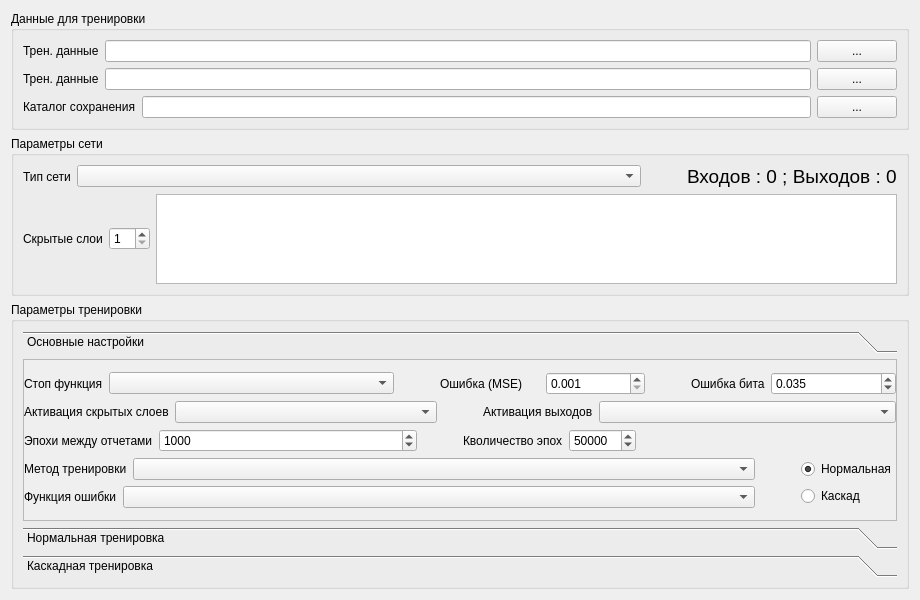
This is src/ui/netpanel.ui in slyshykO/4fann as Qt 5 draws it before an edit. The edited form follows.
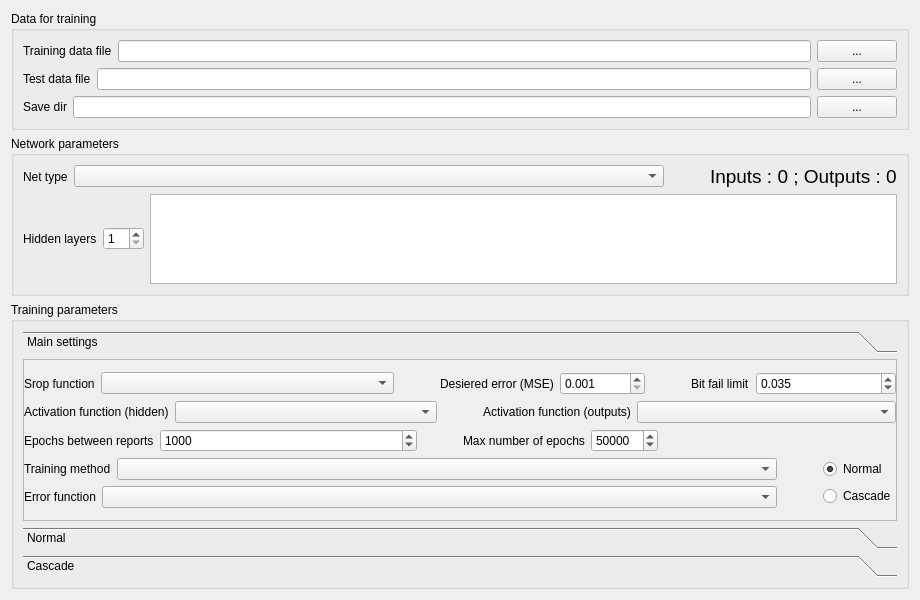
This is the edited form.

Commit message: fast ui translate

What changed in the file:
```diff
--- a/src/ui/netpanel.ui
+++ b/src/ui/netpanel.ui
@@ -25,7 +25,7 @@
      <item>
       <widget class="QGroupBox" name="groupBox">
        <property name="title">
-        <string>Данные для тренировки</string>
+        <string>Data for training</string>
        </property>
        <layout class="QHBoxLayout" name="horizontalLayout_13">
         <item>
@@ -35,7 +35,7 @@
             <item>
              <widget class="QLabel" name="label">
               <property name="text">
-               <string>Трен. данные</string>
+               <string>Training data file</string>
               </property>
              </widget>
             </item>
@@ -56,7 +56,7 @@
             <item>
              <widget class="QLabel" name="label_2">
               <property name="text">
-               <string>Трен. данные</string>
+               <string>Test data file</string>
               </property>
              </widget>
             </item>
@@ -77,7 +77,7 @@
             <item>
              <widget class="QLabel" name="label_10">
               <property name="text">
-               <string>Каталог сохранения</string>
+               <string>Save dir</string>
               </property>
              </widget>
             </item>
@@ -113,7 +113,7 @@
         </size>
        </property>
        <property name="title">
-        <string>Параметры сети</string>
+        <string>Network parameters</string>
        </property>
        <layout class="QHBoxLayout" name="horizontalLayout_15">
         <item>
@@ -123,7 +123,7 @@
             <item>
              <widget class="QLabel" name="label_11">
               <property name="text">
-               <string>Тип сети</string>
+               <string>Net type</string>
               </property>
              </widget>
             </item>
@@ -151,7 +151,7 @@
                </font>
               </property>
               <property name="text">
-               <string>Входов : 0 ; Выходов : 0</string>
+               <string>Inputs : 0 ; Outputs : 0</string>
               </property>
              </widget>
             </item>
@@ -162,7 +162,7 @@
             <item>
              <widget class="QLabel" name="label_6">
               <property name="text">
-               <string>Скрытые слои</string>
+               <string>Hidden layers</string>
               </property>
              </widget>
             </item>
@@ -217,7 +217,7 @@
      <item>
       <widget class="QGroupBox" name="groupBox_2">
        <property name="title">
-        <string>Параметры тренировки</string>
+        <string>Training parameters</string>
        </property>
        <layout class="QVBoxLayout" name="verticalLayout_8">
         <item>
@@ -235,7 +235,7 @@
             </rect>
            </property>
            <attribute name="label">
-            <string>Основные настройки</string>
+            <string>Main settings</string>
            </attribute>
            <layout class="QVBoxLayout" name="verticalLayout_11">
             <property name="margin">
@@ -262,7 +262,7 @@
                      <item>
                       <widget class="QLabel" name="label_3">
                        <property name="text">
-                        <string>Стоп функция</string>
+                        <string>Srop function</string>
                        </property>
                       </widget>
                      </item>
@@ -289,7 +289,7 @@
                      <item>
                       <widget class="QLabel" name="label_12">
                        <property name="text">
-                        <string>Ошибка (MSE)</string>
+                        <string>Desiered error (MSE)</string>
                        </property>
                       </widget>
                      </item>
@@ -326,7 +326,7 @@
                      <item>
                       <widget class="QLabel" name="label_13">
                        <property name="text">
-                        <string>Ошибка бита</string>
+                        <string>Bit fail limit</string>
                        </property>
                       </widget>
                      </item>
@@ -357,7 +357,7 @@
                      <item>
                       <widget class="QLabel" name="label_8">
                        <property name="text">
-                        <string>Активация скрытых слоев</string>
+                        <string>Activation function (hidden)</string>
                        </property>
                       </widget>
                      </item>
@@ -384,7 +384,7 @@
                      <item>
                       <widget class="QLabel" name="label_9">
                        <property name="text">
-                        <string>Активация выходов</string>
+                        <string>Activation function (outputs)</string>
                        </property>
                       </widget>
                      </item>
@@ -402,7 +402,7 @@
                      <item>
                       <widget class="QLabel" name="label_4">
                        <property name="text">
-                        <string>Эпохи между отчетами</string>
+                        <string>Epochs between reports</string>
                        </property>
                       </widget>
                      </item>
@@ -439,7 +439,7 @@
                      <item>
                       <widget class="QLabel" name="label_5">
                        <property name="text">
-                        <string>Кволичество эпох</string>
+                        <string>Max number of epochs</string>
                        </property>
                       </widget>
                      </item>
@@ -482,7 +482,7 @@
                        <item>
                         <widget class="QLabel" name="label_7">
                          <property name="text">
-                          <string>Метод тренировки</string>
+                          <string>Training method</string>
                          </property>
                         </widget>
                        </item>
@@ -496,7 +496,7 @@
                        <item>
                         <widget class="QLabel" name="label_14">
                          <property name="text">
-                          <string>Функция ошибки</string>
+                          <string>Error function</string>
                          </property>
                         </widget>
                        </item>
@@ -525,7 +525,7 @@
                      <item>
                       <widget class="QRadioButton" name="normalTrainRadioBtn">
                        <property name="text">
-                        <string>Нормальная</string>
+                        <string>Normal</string>
                        </property>
                        <property name="checked">
                         <bool>true</bool>
@@ -535,7 +535,7 @@
                      <item>
                       <widget class="QRadioButton" name="radioButton_2">
                        <property name="text">
-                        <string>Каскад</string>
+                        <string>Cascade</string>
                        </property>
                       </widget>
                      </item>
@@ -560,7 +560,7 @@
             </rect>
            </property>
            <attribute name="label">
-            <string>Нормальная тренировка</string>
+            <string>Normal</string>
            </attribute>
            <layout class="QVBoxLayout" name="verticalLayout_7">
             <property name="spacing">
@@ -1042,7 +1042,7 @@
             </rect>
            </property>
            <attribute name="label">
-            <string>Каскадная тренировка</string>
+            <string>Cascade</string>
            </attribute>
            <layout class="QHBoxLayout" name="horizontalLayout_32">
             <property name="spacing">
```
Left out of the diff: 356 changed lines with no effect on the pictures. The commit also changes 3 other files.
